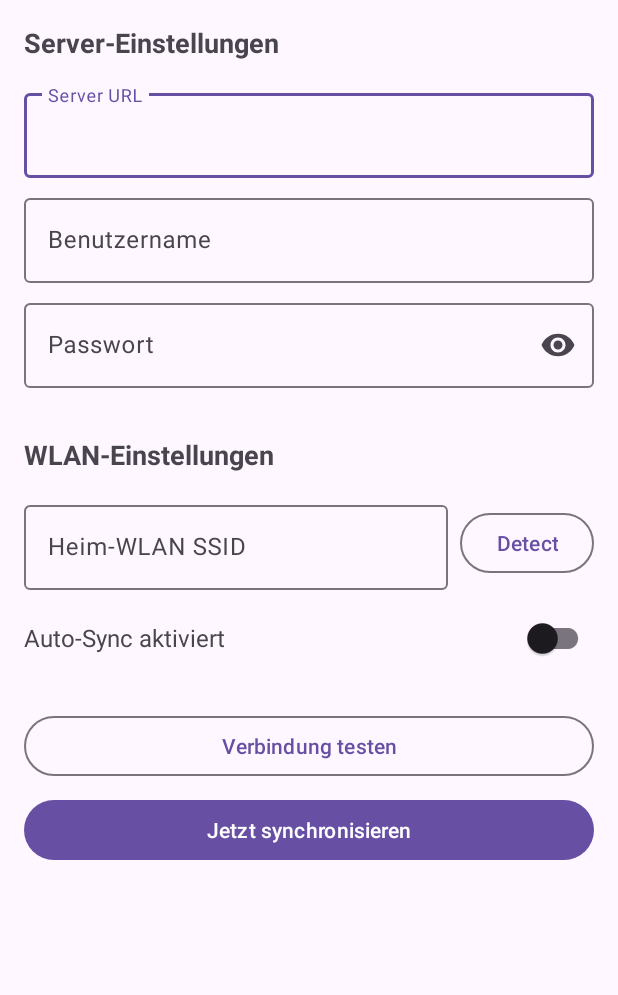
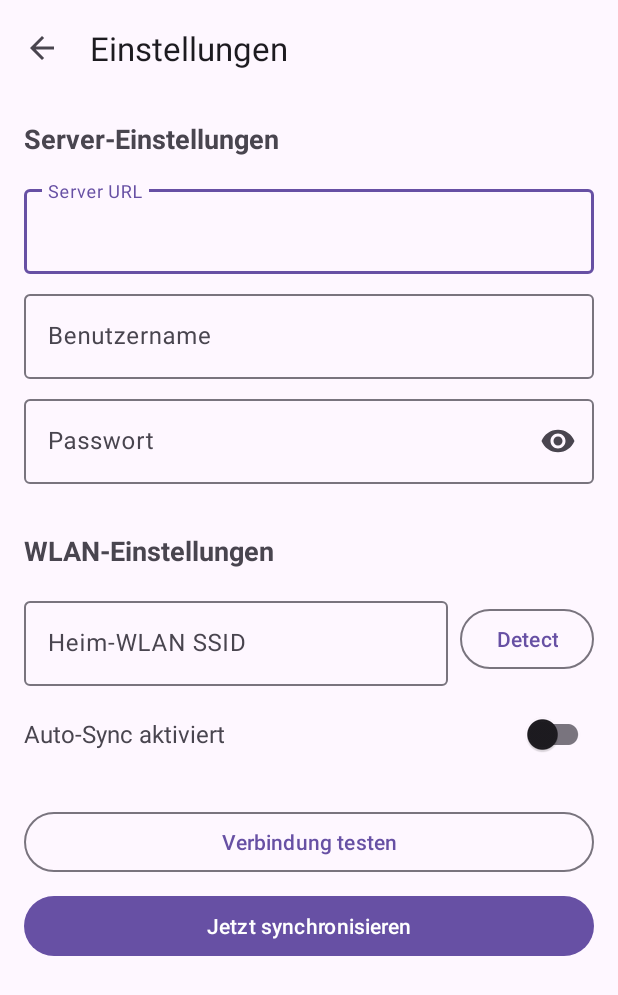
Before and after one commit to inventory69/simple-notes-sync, an Android app: the SettingsActivity screen opened directly, with no data from a screen before it, on a phone screen of 412 x 824 dp. Shown: the top 995 px of the screen. Run offline under Robolectric (Android 15) with nearby library versions, the phone set to English and light mode, and no system bars.

Commit message:
Fix toolbar issues: setSupportActionBar in Editor and Settings
- Add toolbar setup in NoteEditorActivity
- Add toolbar setup in SettingsActivity
- Add toolbar to activity_settings.xml layout
- Fix back button and menu display issues

```diff
--- a/android/app/src/main/java/dev/dettmer/simplenotes/NoteEditorActivity.kt
+++ b/android/app/src/main/java/dev/dettmer/simplenotes/NoteEditorActivity.kt
@@ -5,12 +5,13 @@ import android.view.Menu
 import android.view.MenuItem
 import androidx.appcompat.app.AlertDialog
 import androidx.appcompat.app.AppCompatActivity
+import com.google.android.material.appbar.MaterialToolbar
+import com.google.android.material.textfield.TextInputEditText
 import dev.dettmer.simplenotes.models.Note
 import dev.dettmer.simplenotes.models.SyncStatus
 import dev.dettmer.simplenotes.storage.NotesStorage
 import dev.dettmer.simplenotes.utils.DeviceIdGenerator
 import dev.dettmer.simplenotes.utils.showToast
-import com.google.android.material.textfield.TextInputEditText
 
 class NoteEditorActivity : AppCompatActivity() {
 
@@ -31,6 +32,8 @@ class NoteEditorActivity : AppCompatActivity() {
         storage = NotesStorage(this)
 
         // Setup toolbar
+        val toolbar = findViewById<MaterialToolbar>(R.id.toolbar)
+        setSupportActionBar(toolbar)
         supportActionBar?.apply {
             setDisplayHomeAsUpEnabled(true)
             setHomeAsUpIndicator(android.R.drawable.ic_menu_close_clear_cancel)
--- a/android/app/src/main/java/dev/dettmer/simplenotes/SettingsActivity.kt
+++ b/android/app/src/main/java/dev/dettmer/simplenotes/SettingsActivity.kt
@@ -8,6 +8,7 @@ import android.widget.EditText
 import androidx.appcompat.app.AppCompatActivity
 import androidx.appcompat.widget.SwitchCompat
 import androidx.lifecycle.lifecycleScope
+import com.google.android.material.appbar.MaterialToolbar
 import dev.dettmer.simplenotes.sync.WebDavSyncService
 import dev.dettmer.simplenotes.utils.Constants
 import dev.dettmer.simplenotes.utils.showToast
@@ -32,6 +33,9 @@ class SettingsActivity : AppCompatActivity() {
         super.onCreate(savedInstanceState)
         setContentView(R.layout.activity_settings)
 
+        // Setup toolbar
+        val toolbar = findViewById<MaterialToolbar>(R.id.toolbar)
+        setSupportActionBar(toolbar)
         supportActionBar?.apply {
             setDisplayHomeAsUpEnabled(true)
             title = "Einstellungen"
--- a/android/app/src/main/res/layout/activity_settings.xml
+++ b/android/app/src/main/res/layout/activity_settings.xml
@@ -1,9 +1,22 @@
 <?xml version="1.0" encoding="utf-8"?>
-<ScrollView
+<LinearLayout
     xmlns:android="http://schemas.android.com/apk/res/android"
     xmlns:app="http://schemas.android.com/apk/res-auto"
     android:layout_width="match_parent"
-    android:layout_height="match_parent">
+    android:layout_height="match_parent"
+    android:orientation="vertical">
+
+    <com.google.android.material.appbar.MaterialToolbar
+        android:id="@+id/toolbar"
+        android:layout_width="match_parent"
+        android:layout_height="?attr/actionBarSize"
+        app:title="@string/settings"
+        app:navigationIcon="?attr/homeAsUpIndicator" />
+
+    <ScrollView
+        android:layout_width="match_parent"
+        android:layout_height="0dp"
+        android:layout_weight="1">
 
         <LinearLayout
             android:layout_width="match_parent"
@@ -148,3 +161,5 @@
         </LinearLayout>
 
     </ScrollView>
+
+</LinearLayout>
```
Lines whose indentation alone changed are shown as unchanged.
